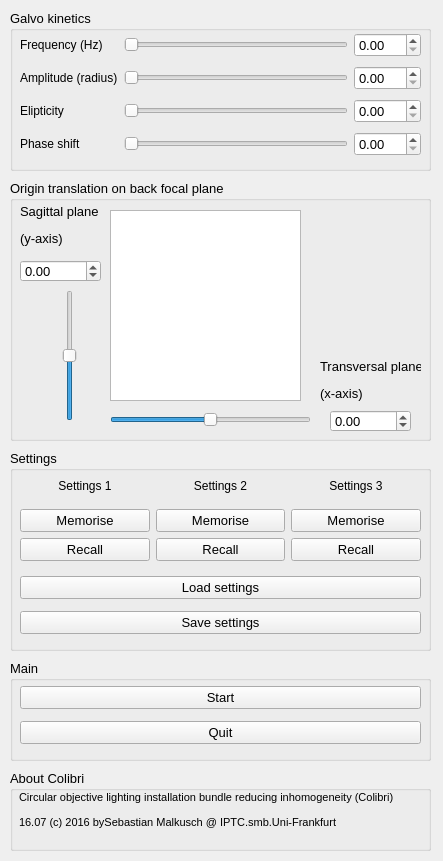
Above: gui.ui from HeilemannLab/Colibri before the change. Below: the same form after it.
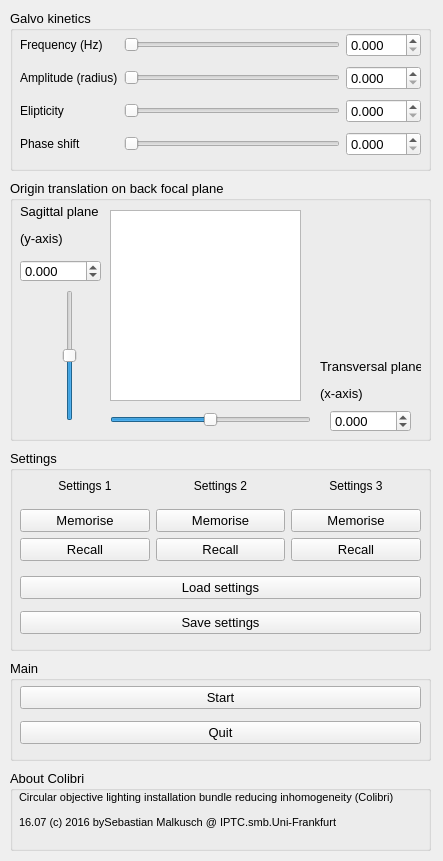
That is the form after the change.

Patch:
```diff
--- a/gui.ui
+++ b/gui.ui
@@ -134,6 +134,9 @@
       <pointsize>10</pointsize>
      </font>
     </property>
+    <property name="decimals">
+     <number>3</number>
+    </property>
     <property name="minimum">
      <double>-1000.000000000000000</double>
     </property>
@@ -158,6 +161,9 @@
       <pointsize>10</pointsize>
      </font>
     </property>
+    <property name="decimals">
+     <number>3</number>
+    </property>
     <property name="minimum">
      <double>-1000.000000000000000</double>
     </property>
@@ -466,6 +472,9 @@
          <pointsize>10</pointsize>
         </font>
        </property>
+       <property name="decimals">
+        <number>3</number>
+       </property>
        <property name="maximum">
         <double>500.000000000000000</double>
        </property>
@@ -511,6 +520,9 @@
          <pointsize>10</pointsize>
         </font>
        </property>
+       <property name="decimals">
+        <number>3</number>
+       </property>
        <property name="minimum">
         <double>0.000000000000000</double>
        </property>
@@ -541,6 +553,9 @@
          <pointsize>10</pointsize>
         </font>
        </property>
+       <property name="decimals">
+        <number>3</number>
+       </property>
        <property name="maximum">
         <double>2.500000000000000</double>
        </property>
@@ -586,6 +601,9 @@
          <pointsize>10</pointsize>
         </font>
        </property>
+       <property name="decimals">
+        <number>3</number>
+       </property>
        <property name="minimum">
         <double>0.000000000000000</double>
        </property>
```
Left out of the diff: 6 changed lines with no effect on the pictures.
